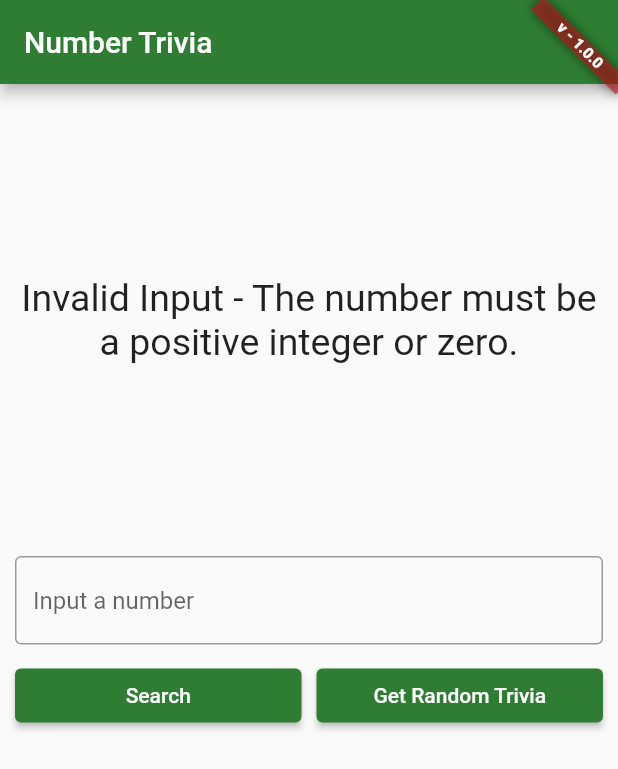
After one commit to mnisiddique/number_trivia, a Flutter app: the screen it shows after launch, after a tap on "Search", on a phone screen of 412 x 824 dp. The commit adds this screen. Shown: the top 769 px of the screen. Run offline on Flutter 3.47's test engine with Material 2 defaults, Android fonts, the phone set to English and light mode, and no system bars; our stand-ins replace bloc, dartz, data_connection_checker, equatable, flutter_bloc, get_it and 1 more; network calls fail.

Commit message:
Ends tutorial 14 and hence completes clean architecture learning

```diff
--- a/lib/core/util/input_converter.dart
+++ b/lib/core/util/input_converter.dart
@@ -4,6 +4,10 @@ import 'package:number_trivia/core/error/failures.dart';
 class InputConverter {
   Either<Failure, int> stringToUnsignedInteger(String str) {
     try {
+      if (str == null || str.isEmpty) {
+        throw FormatException();
+      }
+
       final convertedInteger = int.parse(str);
       if (convertedInteger < 0) {
         throw FormatException();
--- a/lib/injection_container.dart
+++ b/lib/injection_container.dart
@@ -1,3 +1,5 @@
+import 'dart:async';
+
 import 'package:data_connection_checker/data_connection_checker.dart';
 import 'package:get_it/get_it.dart';
 import 'package:number_trivia/core/network/network_info.dart';
@@ -14,7 +16,7 @@ import 'package:http/http.dart' as http;
 
 final sl = GetIt.instance;
 
-void init() async {
+FutureOr<void> init() async {
   //! Features
   sl.registerFactory(
     () => NumberTriviaBloc(
--- a/lib/presentation/bloc/number_trivia_bloc.dart
+++ b/lib/presentation/bloc/number_trivia_bloc.dart
@@ -15,7 +15,7 @@ part 'number_trivia_event.dart';
 part 'number_trivia_state.dart';
 
 const String SERVER_FAILURE_MESSAGE = 'Server Failure';
-const String CACHE_FAILURE_MESSAGE = 'Cache Failure';
+const String CACHE_FAILURE_MESSAGE = 'No Cached Trivia';
 const String INVALID_INPUT_FAILURE_MESSAGE =
     'Invalid Input - The number must be a positive integer or zero.';
 
@@ -44,14 +44,14 @@ class NumberTriviaBloc extends Bloc<NumberTriviaEvent, NumberTriviaState> {
   ) async {
     switch (event.runtimeType) {
       case ConcreteNumberTriviaEvent:
-        _onConcreteTriviaEvent(
+        await _onConcreteTriviaEvent(
           (event as ConcreteNumberTriviaEvent).numberString,
           stateEmitter,
         );
         break;
 
       case RandomNumberTriviaEvent:
-        _onRandomTriviaEvent(stateEmitter);
+        await _onRandomTriviaEvent(stateEmitter);
         break;
 
       default:
@@ -78,12 +78,13 @@ class NumberTriviaBloc extends Bloc<NumberTriviaEvent, NumberTriviaState> {
     );
   }
 
-  void _onConcreteTriviaEvent(
-      String numberString, Emitter<NumberTriviaState> stateEmitter) {
+  FutureOr<void> _onConcreteTriviaEvent(
+      String numberString, Emitter<NumberTriviaState> stateEmitter) async {
     final inputEither = inputConverter.stringToUnsignedInteger(numberString);
     stateEmitter(Empty());
-    inputEither.fold(
-      (failure) => stateEmitter(Error(message: INVALID_INPUT_FAILURE_MESSAGE)),
+    await inputEither.fold(
+      (failure) async =>
+          stateEmitter(Error(message: INVALID_INPUT_FAILURE_MESSAGE)),
       (integer) async {
         stateEmitter(Loading());
         final triviaOrFailure =
@@ -93,7 +94,8 @@ class NumberTriviaBloc extends Bloc<NumberTriviaEvent, NumberTriviaState> {
     );
   }
 
-  void _onRandomTriviaEvent(Emitter<NumberTriviaState> stateEmitter) async {
+  FutureOr<void> _onRandomTriviaEvent(
+      Emitter<NumberTriviaState> stateEmitter) async {
     stateEmitter(Loading());
     final failureOrRandomTrivia = await randomNumberTrivia(NoParams());
     stateEmitter(_failureOrTriviaState(failureOrRandomTrivia));
--- /dev/null
+++ b/lib/presentation/screens/numbertrivia_screen.dart
@@ -0,0 +1,75 @@
+import 'package:flutter/material.dart';
+import 'package:flutter_bloc/flutter_bloc.dart';
+import 'package:number_trivia/injection_container.dart';
+import 'package:number_trivia/presentation/bloc/number_trivia_bloc.dart';
+import 'package:number_trivia/presentation/widgets/widgets.dart';
+
+class NumberTriviaScreen extends StatelessWidget {
+  @override
+  Widget build(BuildContext context) {
+    return Stack(
+      children: [
+        Scaffold(
+          appBar: AppBar(title: Text("Number Trivia")),
+          body: SingleChildScrollView(
+            child: buildBody(context),
+          ),
+        ),
+        Align(
+          alignment: Alignment.topRight,
+          child: Container(
+            padding: EdgeInsets.only(top: 55, right: 50),
+            child: Banner(
+              message: "v - 1.0.0",
+              location: BannerLocation.bottomStart,
+            ),
+          ),
+        ),
+      ],
+    );
+  }
+
+  BlocProvider<NumberTriviaBloc> buildBody(BuildContext context) {
+    return BlocProvider(
+      create: (_) => sl<NumberTriviaBloc>(),
+      child: Center(
+        child: Padding(
+          padding: const EdgeInsets.all(10.0),
+          child: Column(
+            children: [
+              SizedBox(height: 10.0),
+              // Top half
+              _topHalf(),
+              SizedBox(height: 20),
+              // Bottom half
+              TriviaControls(),
+            ],
+          ),
+        ),
+      ),
+    );
+  }
+
+  Widget _topHalf() {
+    return BlocBuilder<NumberTriviaBloc, NumberTriviaState>(
+      builder: (context, state) {
+        switch (state.runtimeType) {
+          case Empty:
+            return MessageDisplay(message: "Start searching!");
+
+          case Loading:
+            return LoadingWidget();
+
+          case Error:
+            return MessageDisplay(message: (state as Error).message);
+
+          case Loaded:
+            return TriviaDisplay(numberTrivia: (state as Loaded).numberTivia);
+
+          default:
+            return SizedBox();
+        }
+      },
+    );
+  }
+}
--- /dev/null
+++ b/lib/presentation/widgets/message_display.dart
@@ -0,0 +1,28 @@
+import 'package:flutter/material.dart';
+
+class MessageDisplay extends StatelessWidget {
+  final String message;
+
+  const MessageDisplay({
+    Key key,
+    @required this.message,
+  })  : assert(message != null),
+        super(key: key);
+
+  @override
+  Widget build(BuildContext context) {
+    return Container(
+      // Third of the size of the screen
+      height: MediaQuery.of(context).size.height / 3,
+      child: Center(
+        child: SingleChildScrollView(
+          child: Text(
+            message,
+            style: TextStyle(fontSize: 25),
+            textAlign: TextAlign.center,
+          ),
+        ),
+      ),
+    );
+  }
+}
--- /dev/null
+++ b/lib/presentation/widgets/trivia_control.dart
@@ -0,0 +1,76 @@
+import 'package:flutter/material.dart';
+import 'package:flutter_bloc/flutter_bloc.dart';
+import 'package:number_trivia/core/usecases/usecase.dart';
+import 'package:number_trivia/presentation/bloc/number_trivia_bloc.dart';
+
+class TriviaControls extends StatefulWidget {
+  @override
+  _TriviaControlState createState() {
+    return _TriviaControlState();
+  }
+}
+
+class _TriviaControlState extends State<TriviaControls> {
+  final _controller = TextEditingController();
+  String _inputStr;
+
+  @override
+  Widget build(BuildContext context) {
+    return Column(
+      children: [
+        _textField(),
+        SizedBox(height: 10),
+        _buttons(),
+      ],
+    );
+  }
+
+  Widget _textField() {
+    return TextField(
+      controller: _controller,
+      keyboardType: TextInputType.number,
+      decoration: InputDecoration(
+        border: OutlineInputBorder(),
+        hintText: "Input a number",
+      ),
+      onChanged: (value) {
+        _inputStr = value;
+      },
+      onSubmitted: (_) {
+        dispatchConcrete();
+      },
+    );
+  }
+
+  Widget _buttons() {
+    return Row(
+      children: [
+        Expanded(
+          child: ElevatedButton(
+            child: Text('Search'),
+            onPressed: dispatchConcrete,
+          ),
+        ),
+        SizedBox(width: 10),
+        Expanded(
+          child: ElevatedButton(
+            child: Text('Get Random Trivia'),
+            onPressed: dispatchRandom,
+          ),
+        ),
+      ],
+    );
+  }
+
+  void dispatchConcrete() {
+    _controller.clear();
+    BlocProvider.of<NumberTriviaBloc>(context)
+        .add(ConcreteNumberTriviaEvent(_inputStr));
+    _inputStr = "";
+  }
+
+  void dispatchRandom() {
+    _controller.clear();
+    BlocProvider.of<NumberTriviaBloc>(context).add(RandomNumberTriviaEvent());
+  }
+}
--- /dev/null
+++ b/lib/presentation/widgets/widgets.dart
@@ -0,0 +1,4 @@
+export 'loading_wheel.dart';
+export 'message_display.dart';
+export 'trivia_display.dart';
+export 'trivia_control.dart';
```
Also changed, not shown: lib/main.dart (+221 -204 lines), lib/presentation/widgets/loading_wheel.dart (added, +17 -0 lines), lib/presentation/widgets/trivia_display.dart (added, +44 -0 lines), 17 other files.
